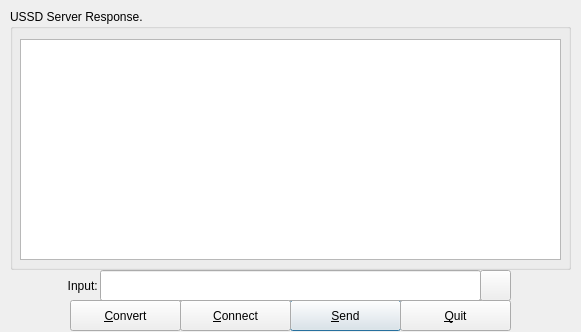
Qt form src/mainwindow.ui (mhogomchungu/ussd-gui) before a commit.
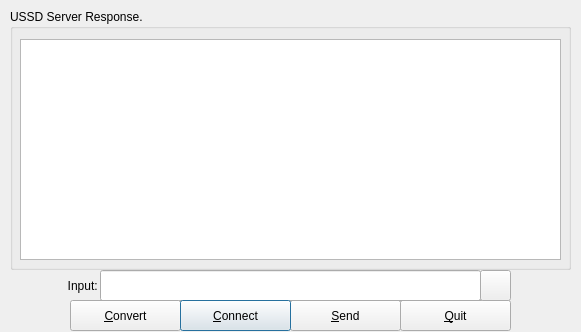
The same form after that commit.

```diff
--- a/src/mainwindow.ui
+++ b/src/mainwindow.ui
@@ -26,14 +26,11 @@
     <property name="text">
      <string>&amp;Send</string>
     </property>
-    <property name="autoDefault">
-     <bool>true</bool>
-    </property>
-    <property name="default">
-     <bool>true</bool>
-    </property>
    </widget>
    <widget class="QPushButton" name="pbCancel">
+    <property name="enabled">
+     <bool>true</bool>
+    </property>
     <property name="geometry">
      <rect>
       <x>400</x>
@@ -145,6 +142,12 @@
     <property name="text">
      <string>&amp;Connect</string>
     </property>
+    <property name="autoDefault">
+     <bool>true</bool>
+    </property>
+    <property name="default">
+     <bool>true</bool>
+    </property>
    </widget>
   </widget>
  </widget>
```
Left out of the diff: 9 changed lines with no effect on the pictures.
